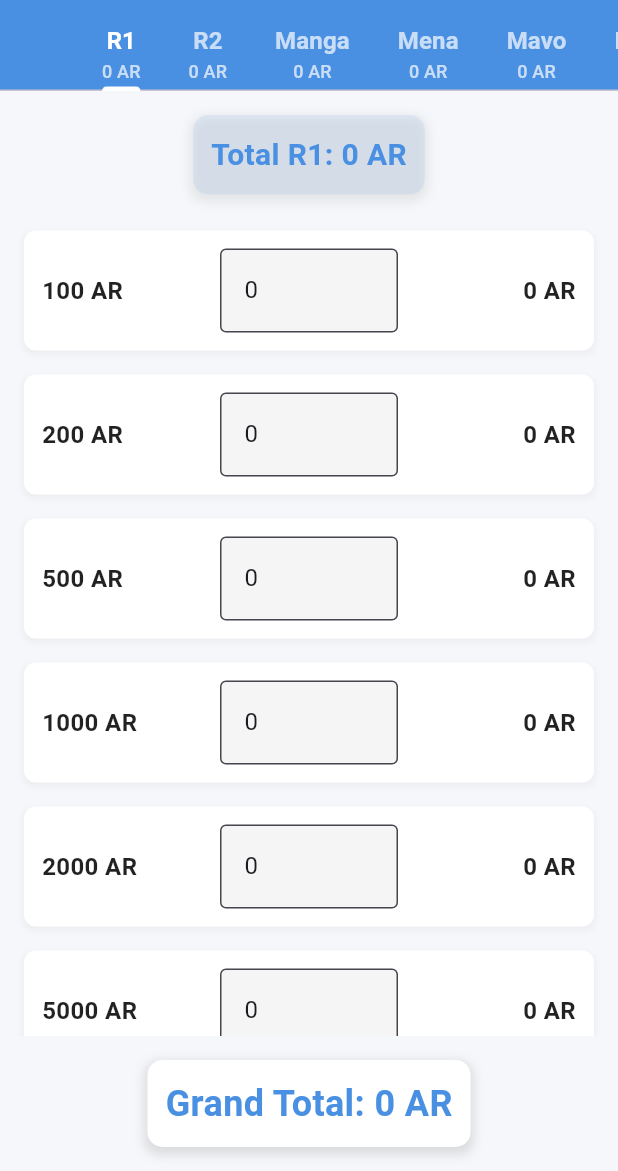
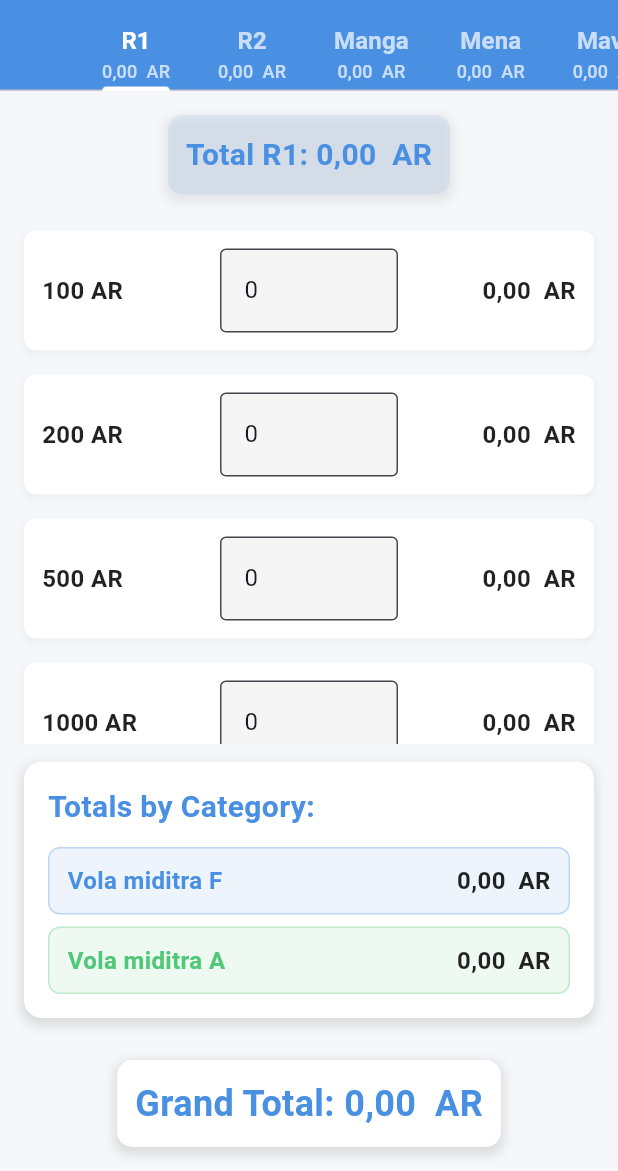
Before and after one commit to tounaf/fva_financy, a Flutter app: the screen it shows after launch, on a phone screen of 412 x 824 dp, the part 65-1236 px from its top. Run offline on Flutter 3.47's test engine with Material 3 defaults, Android fonts, the phone set to English and light mode, and no system bars.

Commit message:
categorie offrande: vola miditra F et A

```diff
--- a/lib/models/offering_data.dart
+++ b/lib/models/offering_data.dart
@@ -26,7 +26,23 @@ class OfferingData {
     for (var offering in offeringTypes) {
       grandTotal += calculateTotalForOffering(offering);
     }
-
     return grandTotal;
   }
+
+  // Calculer le total par catégorie
+  Map<String, double> calculateTotalsByCategory() {
+    Map<String, double> categoryTotals = {
+      'Vola miditra F': 0.0,
+      'Vola miditra A': 0.0,
+    };
+
+    for (var offering in offeringTypes) {
+      String category = offeringCategories[offering]!;
+      double offeringTotal = calculateTotalForOffering(offering);
+      categoryTotals[category] =
+          (categoryTotals[category] ?? 0) + offeringTotal;
+    }
+
+    return categoryTotals;
+  }
 }
--- a/lib/screens/offering_counter_screen.dart
+++ b/lib/screens/offering_counter_screen.dart
@@ -1,12 +1,15 @@
 import 'package:flutter/material.dart';
+import 'package:intl/intl.dart'; // Ajouter cet import ici
+
 import '../widgets/offering_tab.dart';
 import '../models/offering_data.dart';
 import '../utils/constants.dart';
 
-// Palette de couleurs personnalisée
 const Color primaryColor = Color(0xFF4A90E2); // Bleu apaisant
 const Color accentColor = Color(0xFF50C878); // Vert espoir
 const Color backgroundColor = Color(0xFFF5F7FA); // Fond clair
+const Color categoryFColor = Color(0xFF4A90E2); // Bleu pour Vola miditra F
+const Color categoryAColor = Color(0xFF50C878); // Vert pour Vola miditra A
 
 class OfferingCounterScreen extends StatefulWidget {
   const OfferingCounterScreen({super.key});
@@ -37,8 +40,17 @@ class _OfferingCounterScreenState extends State<OfferingCounterScreen>
     return offeringData.calculateGrandTotal();
   }
 
+  // Fonction pour formater les montants avec séparateurs de milliers
+  String formatAmount(double amount) {
+    return NumberFormat.currency(locale: 'fr_FR', symbol: ' AR').format(amount);
+  }
+
   @override
   Widget build(BuildContext context) {
+    // Calculer les totaux par catégorie
+    Map<String, double> categoryTotals =
+        offeringData.calculateTotalsByCategory();
+
     return Scaffold(
       backgroundColor: backgroundColor,
       appBar: AppBar(
@@ -71,7 +83,7 @@ class _OfferingCounterScreenState extends State<OfferingCounterScreen>
                     ),
                   ),
                   Text(
-                    '${total.toStringAsFixed(0)} AR',
+                    formatAmount(total),
                     style: const TextStyle(
                       fontSize: 12,
                       color: Colors.white70,
@@ -102,6 +114,54 @@ class _OfferingCounterScreenState extends State<OfferingCounterScreen>
               }).toList(),
             ),
           ),
+          // Afficher les totaux par catégorie avec un design amélioré
+          Padding(
+            padding:
+                const EdgeInsets.symmetric(vertical: 12.0, horizontal: 16.0),
+            child: Container(
+              decoration: BoxDecoration(
+                color: Colors.white,
+                borderRadius: BorderRadius.circular(12),
+                boxShadow: [
+                  BoxShadow(
+                    color: Colors.grey.withOpacity(0.3),
+                    spreadRadius: 2,
+                    blurRadius: 5,
+                    offset: const Offset(0, 3),
+                  ),
+                ],
+              ),
+              child: Padding(
+                padding: const EdgeInsets.all(16.0),
+                child: Column(
+                  crossAxisAlignment: CrossAxisAlignment.start,
+                  children: [
+                    Text(
+                      'Totals by Category:',
+                      style: TextStyle(
+                        fontSize: 20,
+                        fontWeight: FontWeight.bold,
+                        color: primaryColor,
+                      ),
+                    ),
+                    const SizedBox(height: 12),
+                    _buildCategoryTile(
+                      'Vola miditra F',
+                      formatAmount(categoryTotals['Vola miditra F']!),
+                      categoryFColor,
+                    ),
+                    const SizedBox(height: 8),
+                    _buildCategoryTile(
+                      'Vola miditra A',
+                      formatAmount(categoryTotals['Vola miditra A']!),
+                      categoryAColor,
+                    ),
+                  ],
+                ),
+              ),
+            ),
+          ),
+          // Grand total
           Padding(
             padding: const EdgeInsets.all(16.0),
             child: Container(
@@ -119,7 +179,7 @@ class _OfferingCounterScreenState extends State<OfferingCounterScreen>
               ),
               padding: const EdgeInsets.all(12),
               child: Text(
-                'Grand Total: ${calculateGrandTotal().toStringAsFixed(0)} AR',
+                'Grand Total: ${formatAmount(calculateGrandTotal())}',
                 style: const TextStyle(
                   fontSize: 24,
                   fontWeight: FontWeight.bold,
@@ -132,4 +192,37 @@ class _OfferingCounterScreenState extends State<OfferingCounterScreen>
       ),
     );
   }
+
+  // Widget réutilisable pour chaque catégorie
+  Widget _buildCategoryTile(String category, String amount, Color color) {
+    return Container(
+      padding: const EdgeInsets.symmetric(vertical: 10, horizontal: 12),
+      decoration: BoxDecoration(
+        borderRadius: BorderRadius.circular(8),
+        border: Border.all(color: color.withOpacity(0.3), width: 1),
+        color: color.withOpacity(0.1),
+      ),
+      child: Row(
+        mainAxisAlignment: MainAxisAlignment.spaceBetween,
+        children: [
+          Text(
+            category,
+            style: TextStyle(
+              fontSize: 16,
+              fontWeight: FontWeight.bold,
+              color: color,
+            ),
+          ),
+          Text(
+            amount,
+            style: const TextStyle(
+              fontSize: 16,
+              fontWeight: FontWeight.bold,
+              color: Colors.black87,
+            ),
+          ),
+        ],
+      ),
+    );
+  }
 }
--- a/lib/utils/constants.dart
+++ b/lib/utils/constants.dart
@@ -6,6 +6,8 @@ const List<String> offeringTypes = [
   'Mavo',
   'Maitso',
   'ARIVA',
+  'Tapabolana', // Nouvelle offrande
+  'Sabata Mpitandrina', // Nouvelle offrande
 ];
 
 const List<int> billTypes = [
@@ -18,3 +20,16 @@ const List<int> billTypes = [
   10000,
   20000,
 ];
+
+// Définir les catégories
+const Map<String, String> offeringCategories = {
+  'R1': 'Vola miditra F',
+  'R2': 'Vola miditra F',
+  'ARIVA': 'Vola miditra F',
+  'Mena': 'Vola miditra A',
+  'Manga': 'Vola miditra A',
+  'Mavo': 'Vola miditra A',
+  'Maitso': 'Vola miditra A',
+  'Tapabolana': 'Vola miditra A',
+  'Sabata Mpitandrina': 'Vola miditra A',
+};
--- a/lib/widgets/offering_tab.dart
+++ b/lib/widgets/offering_tab.dart
@@ -1,4 +1,5 @@
 import 'package:flutter/material.dart';
+import 'package:intl/intl.dart'; // Assure-toi que ce package est bien importé
 
 // Importer les constantes de couleur
 import '../utils/constants.dart' as constants;
@@ -68,6 +69,11 @@ class _OfferingTabState extends State<OfferingTab> {
     return total;
   }
 
+  // Fonction pour formater les montants avec séparateurs de milliers
+  String formatAmount(double amount) {
+    return NumberFormat.currency(locale: 'fr_FR', symbol: ' AR').format(amount);
+  }
+
   // Couleurs personnalisées pour chaque offrande
   Color getOfferingColor(String offering) {
     switch (offering) {
@@ -85,6 +91,10 @@ class _OfferingTabState extends State<OfferingTab> {
         return const Color(0xFF32CD32); // Vert lime (famille de vert)
       case 'ARIVA':
         return const Color(0xFFD4A017); // Or
+      case 'Tapabolana':
+        return const Color(0xFF50C878); // Vert (par défaut pour Vola miditra A)
+      case 'Sabata Mpitandrina':
+        return const Color(0xFF50C878); // Vert (par défaut pour Vola miditra A)
       default:
         return screen.primaryColor; // Bleu par défaut
     }
@@ -113,7 +123,7 @@ class _OfferingTabState extends State<OfferingTab> {
                 ],
               ),
               child: Text(
-                'Total ${widget.offering}: ${calculateTotal().toStringAsFixed(0)} AR',
+                'Total ${widget.offering}: ${formatAmount(calculateTotal())}',
                 style: TextStyle(
                   fontSize: 20,
                   fontWeight: FontWeight.bold,
@@ -180,7 +190,7 @@ class _OfferingTabState extends State<OfferingTab> {
                       Expanded(
                         flex: 1,
                         child: Text(
-                          '${bill * (widget.quantities[bill] ?? 0)} AR',
+                          '${formatAmount((bill * (widget.quantities[bill] ?? 0)).toDouble())}', // Conversion explicite en double
                           textAlign: TextAlign.right,
                           style: const TextStyle(
                             fontSize: 16,
--- a/pubspec.yaml
+++ b/pubspec.yaml
@@ -35,6 +35,7 @@ dependencies:
   # The following adds the Cupertino Icons font to your application.
   # Use with the CupertinoIcons class for iOS style icons.
   cupertino_icons: ^1.0.8
+  intl: ^0.20.2
 
 dev_dependencies:
   flutter_test:
```
Also changed, not shown: pubspec.lock.
